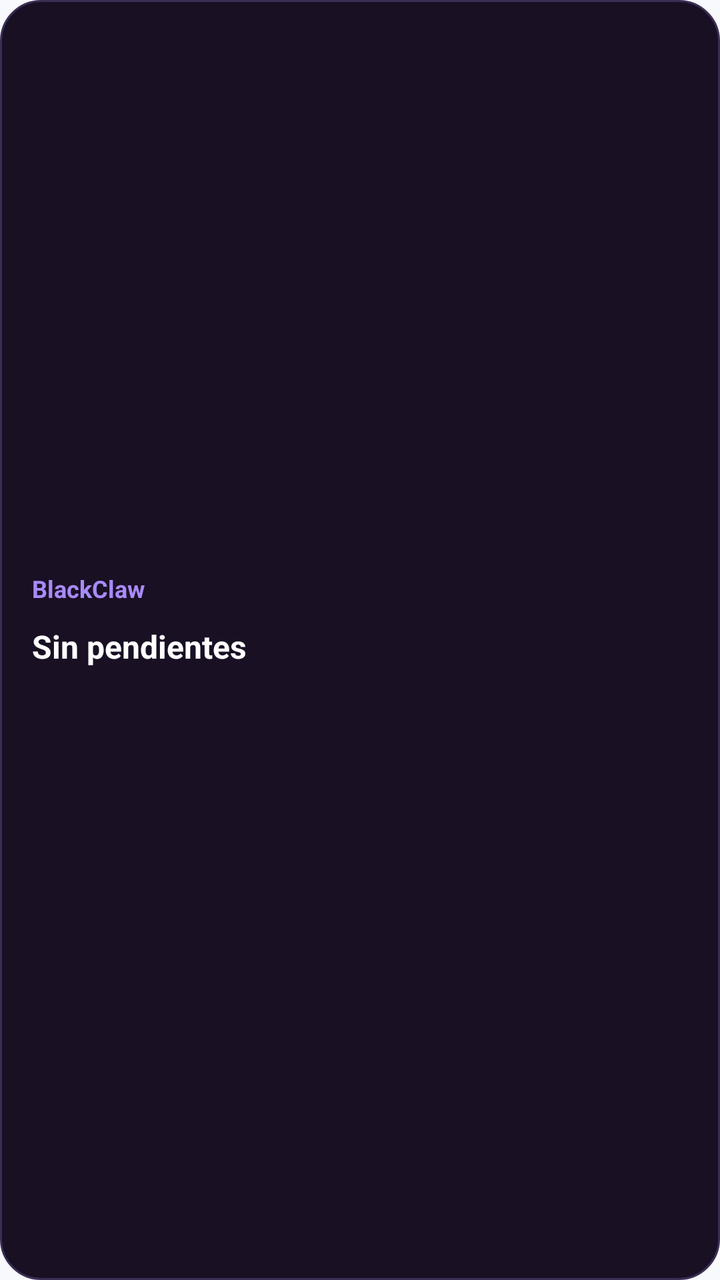
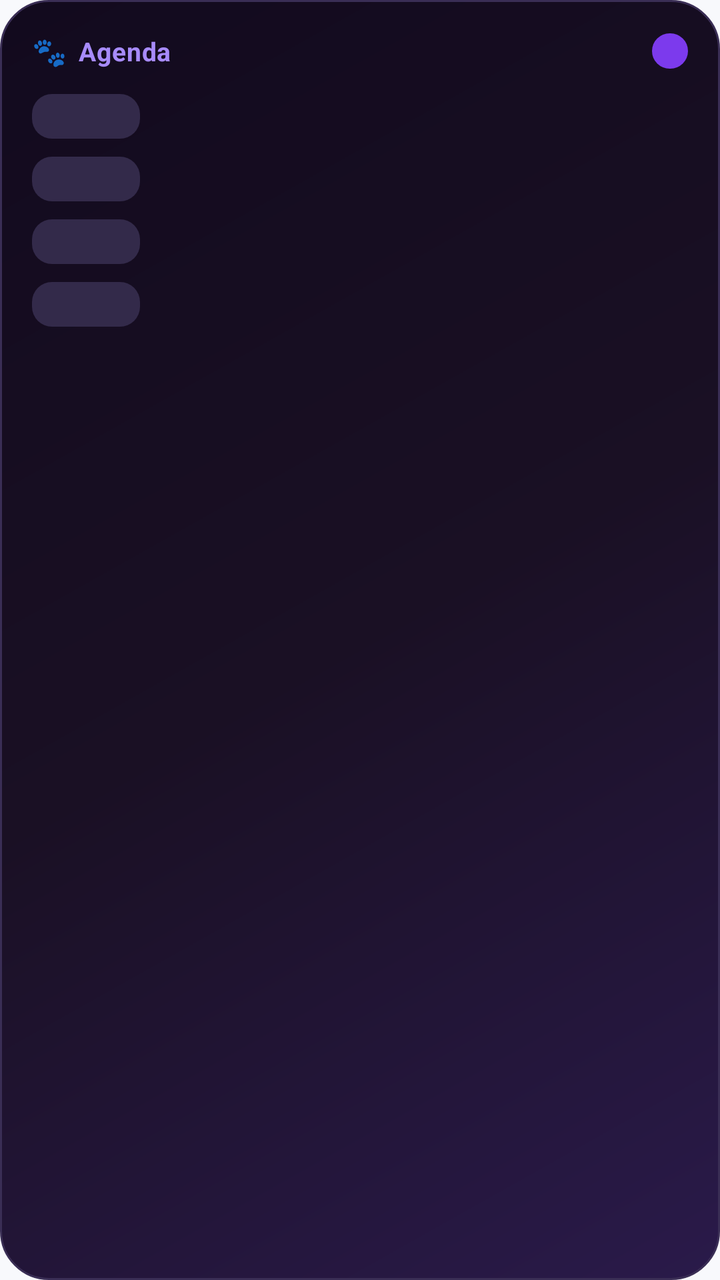

Screens rendered from an Android XML layout before and after an edit, with the pre-edit source and the edit as a unified diff.
<!-- AndroidManifest.xml: application theme Theme.BlackClaw -->
<!-- res/layout/widget_assistant.xml -->
<?xml version="1.0" encoding="utf-8"?>
<LinearLayout xmlns:android="http://schemas.android.com/apk/res/android"
    android:id="@+id/widget_root"
    android:layout_width="match_parent"
    android:layout_height="match_parent"
    android:orientation="vertical"
    android:background="@drawable/bg_widget"
    android:padding="16dp"
    android:gravity="center_vertical">

    <LinearLayout
        android:layout_width="match_parent"
        android:layout_height="wrap_content"
        android:orientation="horizontal"
        android:gravity="center_vertical">

        <TextView
            android:layout_width="0dp"
            android:layout_height="wrap_content"
            android:layout_weight="1"
            android:text="BlackClaw"
            android:textColor="#A78BFA"
            android:textSize="12sp"
            android:textStyle="bold" />

        <TextView
            android:id="@+id/widget_count"
            android:layout_width="wrap_content"
            android:layout_height="wrap_content"
            android:text=""
            android:textColor="#8B7BB0"
            android:textSize="11sp" />
    </LinearLayout>

    <TextView
        android:id="@+id/widget_next_title"
        android:layout_width="match_parent"
        android:layout_height="wrap_content"
        android:layout_marginTop="10dp"
        android:text="Sin pendientes"
        android:textColor="#FFFFFF"
        android:textSize="16sp"
        android:textStyle="bold"
        android:maxLines="1"
        android:ellipsize="end" />

    <TextView
        android:id="@+id/widget_next_time"
        android:layout_width="match_parent"
        android:layout_height="wrap_content"
        android:layout_marginTop="2dp"
        android:text=""
        android:textColor="#C4B5E0"
        android:textSize="13sp" />

</LinearLayout>
<!-- resources referenced by this layout -->
<resources>
  <!-- drawable bg_widget (drawable) -->
  <?xml version="1.0" encoding="utf-8"?>
  <shape xmlns:android="http://schemas.android.com/apk/res/android"
      android:shape="rectangle">
      <solid android:color="#1A1024" />
      <corners android:radius="20dp" />
      <stroke android:width="1dp" android:color="#3A2E55" />
  </shape>
  <style name="Theme.BlackClaw" parent="Theme.Material3.Light.NoActionBar">
          
          <item name="colorPrimary">@color/colorBrandPrimary</item>
          <item name="colorOnPrimary">@color/colorBrandOnPrimary</item>
          <item name="colorPrimaryContainer">@color/colorBrandContainer</item>
          <item name="colorOnPrimaryContainer">@color/colorBrandOnContainer</item>
  
          
          <item name="android:colorBackground">@color/colorBgPrimary</item>
          <item name="colorOnBackground">@color/colorTextPrimary</item>
          <item name="colorSurface">@color/colorContainerBrighten</item>
          <item name="colorOnSurface">@color/colorTextPrimary</item>
          <item name="colorSurfaceVariant">@color/colorContainerBase</item>
          <item name="colorOnSurfaceVariant">@color/colorTextSecondary</item>
  
          
          <item name="colorOutline">@color/colorBorderBase</item>
          <item name="colorOutlineVariant">@color/colorBorderLow</item>
  
          
          <item name="colorError">@color/colorErrorPrimary</item>
          <item name="colorOnError">@color/colorErrorOnPrimary</item>
  
          
          <item name="android:windowBackground">@color/colorBgPrimary</item>
          <item name="android:statusBarColor">@color/colorBgPrimary</item>
          <item name="android:navigationBarColor">@color/colorBgPrimary</item>
      </style>
  <color name="colorBrandPrimary">#FF0099CC</color>
  <color name="colorBrandOnPrimary">#FFFFFFFF</color>
  <color name="colorBrandContainer">#FFE0F7FF</color>
  <color name="colorBrandOnContainer">#FF003D52</color>
  <color name="colorBgPrimary">#FFF8F9FC</color>
  <color name="colorTextPrimary">#F2000000</color>
  <color name="colorContainerBrighten">#FFFFFFFF</color>
  <color name="colorContainerBase">#FFEEF0F6</color>
  <color name="colorTextSecondary">#99000000</color>
  <color name="colorBorderBase">#0E000000</color>
  <color name="colorBorderLow">#08000000</color>
  <color name="colorErrorPrimary">#FFEF4444</color>
  <color name="colorErrorOnPrimary">#FFFFFFFF</color>
</resources>

<!-- the commit's change to res/layout/widget_assistant.xml (unified diff, before → after) -->
@@ -4,10 +4,10 @@
     android:layout_width="match_parent"
     android:layout_height="match_parent"
     android:orientation="vertical"
-    android:background="@drawable/bg_widget"
-    android:padding="16dp"
-    android:gravity="center_vertical">
+    android:background="@drawable/bg_widget_grad"
+    android:padding="16dp">
 
+    
     <LinearLayout
         android:layout_width="match_parent"
         android:layout_height="wrap_content"
@@ -15,42 +15,155 @@
         android:gravity="center_vertical">
 
         <TextView
+            android:layout_width="wrap_content"
+            android:layout_height="wrap_content"
+            android:text="🐾"
+            android:textSize="14sp" />
+
+        <TextView
             android:layout_width="0dp"
             android:layout_height="wrap_content"
             android:layout_weight="1"
-            android:text="BlackClaw"
+            android:layout_marginStart="6dp"
+            android:text="Agenda"
             android:textColor="#A78BFA"
-            android:textSize="12sp"
-            android:textStyle="bold" />
+            android:textSize="13sp"
+            android:textStyle="bold"
+            android:letterSpacing="0.02" />
 
         <TextView
             android:id="@+id/widget_count"
             android:layout_width="wrap_content"
             android:layout_height="wrap_content"
+            android:background="@drawable/bg_count_pill"
+            android:paddingStart="9dp"
+            android:paddingEnd="9dp"
+            android:paddingTop="2dp"
+            android:paddingBottom="2dp"
             android:text=""
-            android:textColor="#8B7BB0"
-            android:textSize="11sp" />
+            android:textColor="#FFFFFF"
+            android:textSize="10sp"
+            android:textStyle="bold" />
     </LinearLayout>
 
+    
     <TextView
-        android:id="@+id/widget_next_title"
+        android:id="@+id/widget_empty"
         android:layout_width="match_parent"
         android:layout_height="wrap_content"
-        android:layout_marginTop="10dp"
-        android:text="Sin pendientes"
-        android:textColor="#FFFFFF"
-        android:textSize="16sp"
-        android:textStyle="bold"
-        android:maxLines="1"
-        android:ellipsize="end" />
+        android:layout_marginTop="14dp"
+        android:text="Todo al día ✨"
+        android:textColor="#C4B5E0"
+        android:textSize="14sp"
+        android:visibility="gone" />
 
-    <TextView
-        android:id="@+id/widget_next_time"
+    
+    <LinearLayout
+        android:id="@+id/widget_row_0"
         android:layout_width="match_parent"
         android:layout_height="wrap_content"
-        android:layout_marginTop="2dp"
-        android:text=""
-        android:textColor="#C4B5E0"
-        android:textSize="13sp" />
+        android:layout_marginTop="12dp"
+        android:orientation="horizontal"
+        android:gravity="center_vertical">
+        <TextView
+            android:id="@+id/widget_time_0"
+            android:layout_width="wrap_content"
+            android:layout_height="wrap_content"
+            android:background="@drawable/bg_time_pill"
+            android:paddingStart="8dp" android:paddingEnd="8dp"
+            android:paddingTop="3dp" android:paddingBottom="3dp"
+            android:minWidth="54dp" android:gravity="center"
+            android:text="" android:textColor="#C4B5E0" android:textSize="12sp"
+            android:textStyle="bold" />
+        <TextView
+            android:id="@+id/widget_title_0"
+            android:layout_width="0dp"
+            android:layout_height="wrap_content"
+            android:layout_weight="1"
+            android:layout_marginStart="10dp"
+            android:text="" android:textColor="#FFFFFF" android:textSize="14sp"
+            android:maxLines="1" android:ellipsize="end" />
+    </LinearLayout>
+
+    <LinearLayout
+        android:id="@+id/widget_row_1"
+        android:layout_width="match_parent"
+        android:layout_height="wrap_content"
+        android:layout_marginTop="9dp"
+        android:orientation="horizontal"
+        android:gravity="center_vertical">
+        <TextView
+            android:id="@+id/widget_time_1"
+            android:layout_width="wrap_content"
+            android:layout_height="wrap_content"
+            android:background="@drawable/bg_time_pill"
+            android:paddingStart="8dp" android:paddingEnd="8dp"
+            android:paddingTop="3dp" android:paddingBottom="3dp"
+            android:minWidth="54dp" android:gravity="center"
+            android:text="" android:textColor="#C4B5E0" android:textSize="12sp"
+            android:textStyle="bold" />
+        <TextView
+            android:id="@+id/widget_title_1"
+            android:layout_width="0dp"
+            android:layout_height="wrap_content"
+            android:layout_weight="1"
+            android:layout_marginStart="10dp"
+            android:text="" android:textColor="#FFFFFF" android:textSize="14sp"
+            android:maxLines="1" android:ellipsize="end" />
+    </LinearLayout>
+
+    <LinearLayout
+        android:id="@+id/widget_row_2"
+        android:layout_width="match_parent"
+        android:layout_height="wrap_content"
+        android:layout_marginTop="9dp"
+        android:orientation="horizontal"
+        android:gravity="center_vertical">
+        <TextView
+            android:id="@+id/widget_time_2"
+            android:layout_width="wrap_content"
+            android:layout_height="wrap_content"
+            android:background="@drawable/bg_time_pill"
+            android:paddingStart="8dp" android:paddingEnd="8dp"
+            android:paddingTop="3dp" android:paddingBottom="3dp"
+            android:minWidth="54dp" android:gravity="center"
+            android:text="" android:textColor="#C4B5E0" android:textSize="12sp"
+            android:textStyle="bold" />
+        <TextView
+            android:id="@+id/widget_title_2"
+            android:layout_width="0dp"
+            android:layout_height="wrap_content"
+            android:layout_weight="1"
+            android:layout_marginStart="10dp"
+            android:text="" android:textColor="#FFFFFF" android:textSize="14sp"
+            android:maxLines="1" android:ellipsize="end" />
+    </LinearLayout>
+
+    <LinearLayout
+        android:id="@+id/widget_row_3"
+        android:layout_width="match_parent"
+        android:layout_height="wrap_content"
+        android:layout_marginTop="9dp"
+        android:orientation="horizontal"
+        android:gravity="center_vertical">
+        <TextView
+            android:id="@+id/widget_time_3"
+            android:layout_width="wrap_content"
+            android:layout_height="wrap_content"
+            android:background="@drawable/bg_time_pill"
+            android:paddingStart="8dp" android:paddingEnd="8dp"
+            android:paddingTop="3dp" android:paddingBottom="3dp"
+            android:minWidth="54dp" android:gravity="center"
+            android:text="" android:textColor="#C4B5E0" android:textSize="12sp"
+            android:textStyle="bold" />
+        <TextView
+            android:id="@+id/widget_title_3"
+            android:layout_width="0dp"
+            android:layout_height="wrap_content"
+            android:layout_weight="1"
+            android:layout_marginStart="10dp"
+            android:text="" android:textColor="#FFFFFF" android:textSize="14sp"
+            android:maxLines="1" android:ellipsize="end" />
+    </LinearLayout>
 
 </LinearLayout>
<!-- resource entries referenced after the edit -->
@@ -1,11 +1,30 @@
 <!-- resources referenced by this layout -->
 <resources>
-  <!-- drawable bg_widget (drawable) -->
+  <!-- drawable bg_count_pill (drawable) -->
   <?xml version="1.0" encoding="utf-8"?>
   <shape xmlns:android="http://schemas.android.com/apk/res/android"
       android:shape="rectangle">
-      <solid android:color="#1A1024" />
-      <corners android:radius="20dp" />
+      <solid android:color="#7C3AED" />
+      <corners android:radius="12dp" />
+  </shape>
+  <!-- drawable bg_time_pill (drawable) -->
+  <?xml version="1.0" encoding="utf-8"?>
+  <shape xmlns:android="http://schemas.android.com/apk/res/android"
+      android:shape="rectangle">
+      <solid android:color="#332A4A" />
+      <corners android:radius="10dp" />
+  </shape>
+  <!-- drawable bg_widget_grad (drawable) -->
+  <?xml version="1.0" encoding="utf-8"?>
+  <shape xmlns:android="http://schemas.android.com/apk/res/android"
+      android:shape="rectangle">
+      <gradient
+          android:type="linear"
+          android:angle="135"
+          android:startColor="#2A1A4A"
+          android:centerColor="#1A1024"
+          android:endColor="#120A1E" />
+      <corners android:radius="24dp" />
       <stroke android:width="1dp" android:color="#3A2E55" />
   </shape>
   <style name="Theme.BlackClaw" parent="Theme.Material3.Light.NoActionBar">
